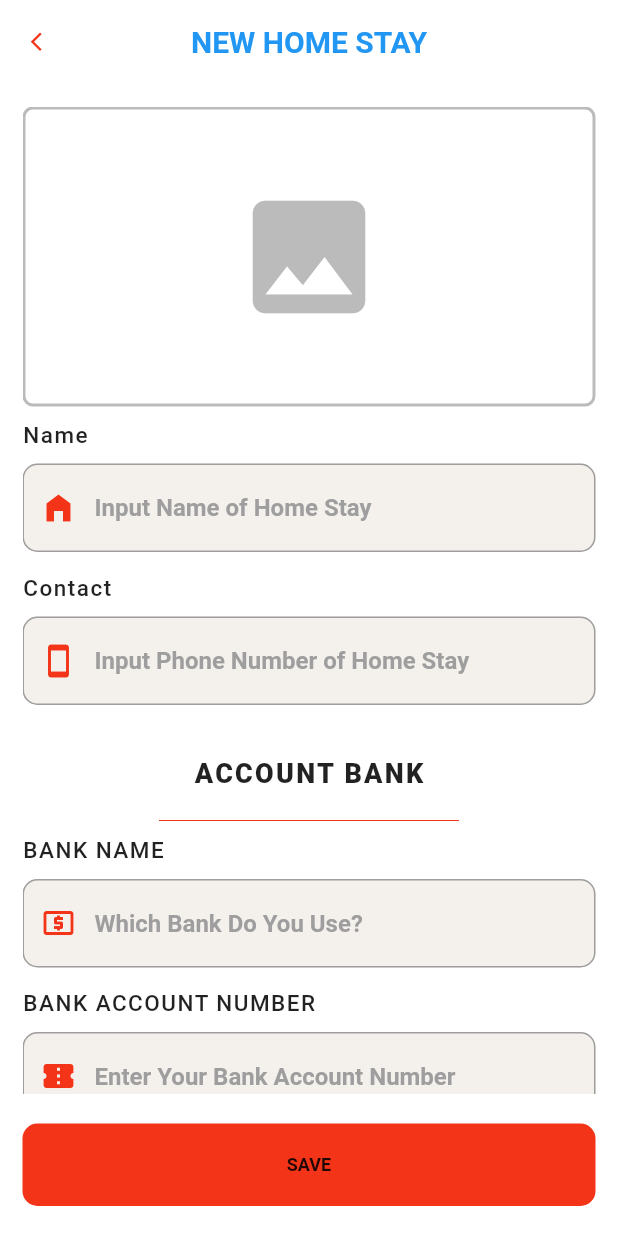
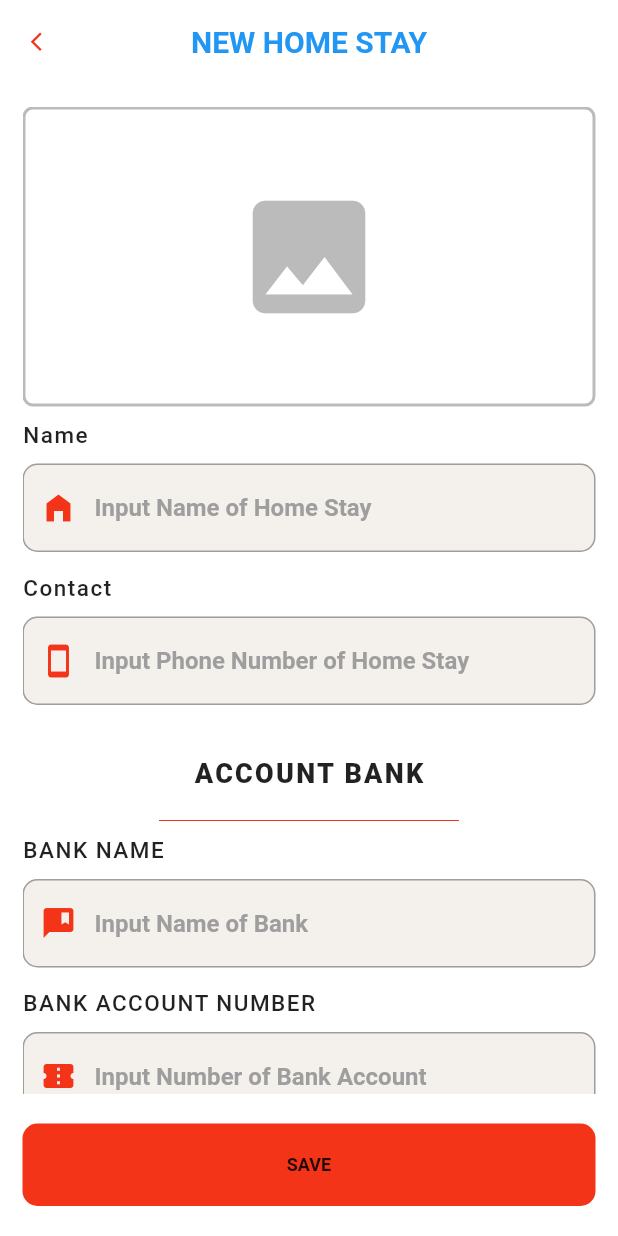
Before and after one commit to npst6/flutter_booking_mobile_app, a Flutter app: the NewHomeStay screen opened directly, on a phone screen of 412 x 824 dp. Run offline on Flutter 3.47's test engine with Material 2 defaults, Android fonts, the phone set to English and light mode, and no system bars; our stand-ins replace cloud_firestore, firebase_auth, firebase_core, firebase_storage, flutter_svg, fluttertoast and 3 more; missing offline and left inert: date_range_picker; accounts and stored records are empty; network calls fail.

Commit message:
Change icon

```diff
--- a/lib/app/my_home_stay/edit_home_stay.dart
+++ b/lib/app/my_home_stay/edit_home_stay.dart
@@ -501,7 +501,7 @@ class _NewHomeStayState extends State<EditHomeStay> {
                       ///prefixIcon
                       prefixIcon: Icon(
                         ///Icon
-                        Icons.edit,
+                        Icons.perm_contact_cal,
 
                         ///Icon color
                         color: AppColors.primaryColor,
--- a/lib/app/my_home_stay/new_home_stay.dart
+++ b/lib/app/my_home_stay/new_home_stay.dart
@@ -361,7 +361,7 @@ class _NewHomeStayState extends State<NewHomeStay> {
                       controller: controllerBankName,
 
                       ///Hint text
-                      hintText: "Which Bank Do You Use?",
+                      hintText: "Input Name of Bank",
 
                       ///Check empty data
                       funcValidation: ValidateData.validEmpty,
@@ -369,7 +369,7 @@ class _NewHomeStayState extends State<NewHomeStay> {
                       ///prefixIcon
                       prefixIcon: Icon(
                         ///Icon
-                        Icons.local_atm,
+                        Icons.comment_bank,
 
                         ///Icon color
                         color: AppColors.primaryColor,
@@ -401,7 +401,7 @@ class _NewHomeStayState extends State<NewHomeStay> {
                       controller: controllerNumberBank,
 
                       ///Hint text
-                      hintText: "Enter Your Bank Account Number",
+                      hintText: "Input Number of Bank Account",
 
                       ///Check empty data
                       funcValidation: ValidateData.validEmpty,
@@ -444,7 +444,7 @@ class _NewHomeStayState extends State<NewHomeStay> {
                       controller: controllerAccountBankName,
 
                       ///hintText
-                      hintText: "Enter Your Bank Account Name",
+                      hintText: "Input Name of Bank Account",
 
                       ///prefixIcon
                       prefixIcon: Icon(
```
